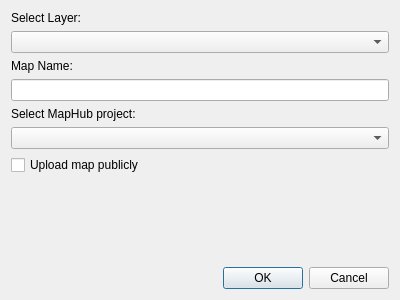
Before: the Qt Designer form ui/UploadMapDialog.ui in maphub-co/maphub-qgis, drawn with Qt 5.
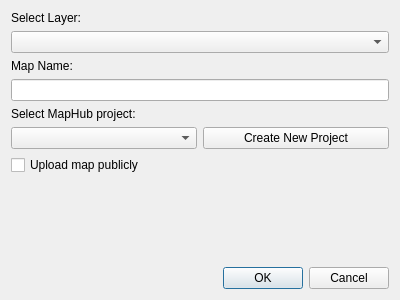
After: the same form once the commit is applied.

Commit message: ✨ [uploadmap] Add project creation and enhance layer/project handling

The edit to the form file:
```diff
--- a/ui/UploadMapDialog.ui
+++ b/ui/UploadMapDialog.ui
@@ -42,7 +42,18 @@
                 </widget>
             </item>
             <item>
-                <widget class="QComboBox" name="comboBox_project"/>
+                <layout class="QHBoxLayout" name="horizontalLayout_project">
+                    <item>
+                        <widget class="QComboBox" name="comboBox_project"/>
+                    </item>
+                    <item>
+                        <widget class="QPushButton" name="btn_create_project">
+                            <property name="text">
+                                <string>Create New Project</string>
+                            </property>
+                        </widget>
+                    </item>
+                </layout>
             </item>
             <item>
                 <widget class="QCheckBox" name="checkBox_public">
```
The commit also changes 3 other files.
